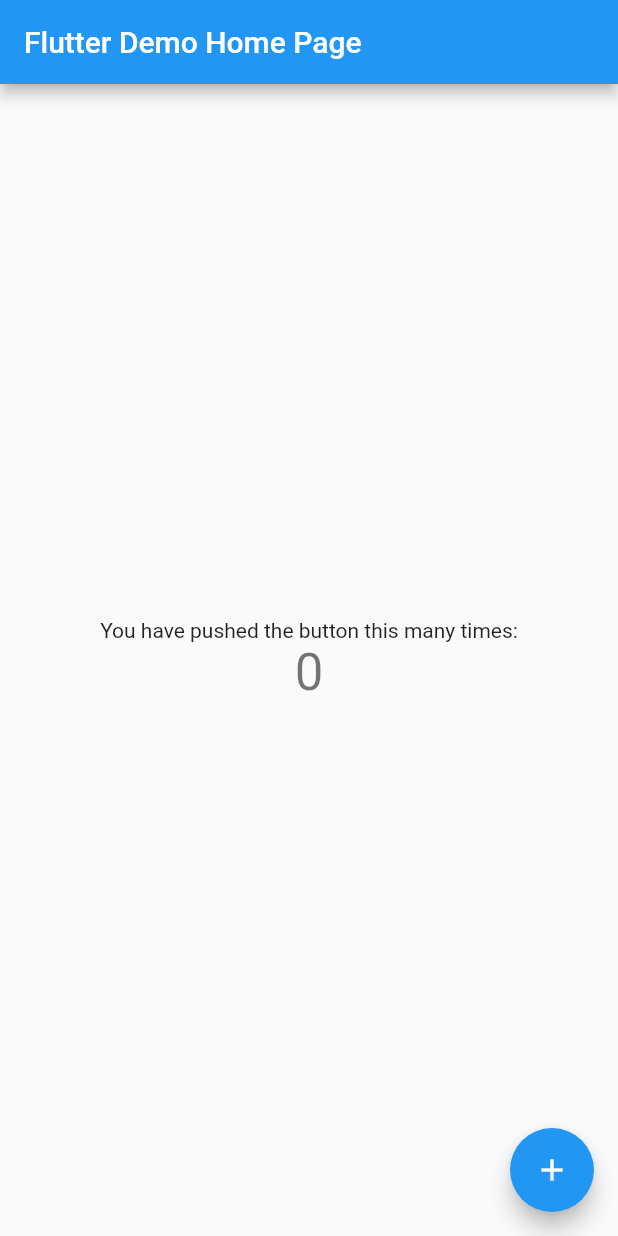
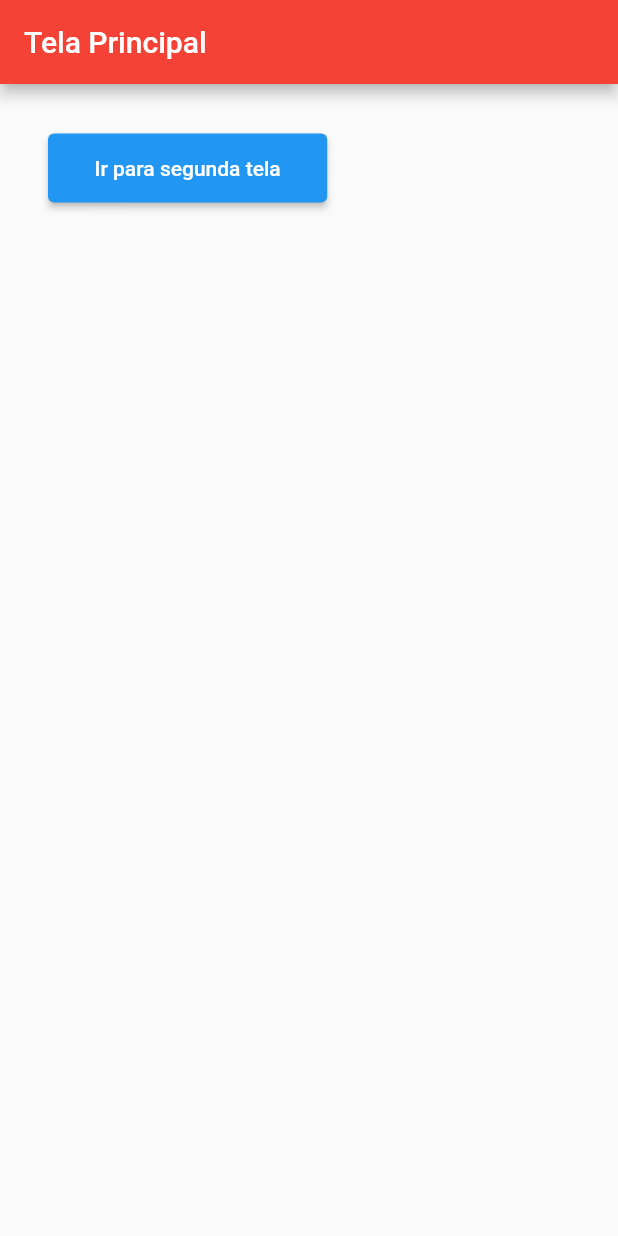
Before and after one commit to AndreyCesarVilacha/navegacao-flutter, a Flutter app: the screen it shows after launch, on a phone screen of 412 x 824 dp. Run offline on Flutter 3.47's test engine with Material 2 defaults, Android fonts, the phone set to English and light mode, and no system bars.

```diff
--- a/lib/main.dart
+++ b/lib/main.dart
@@ -1,113 +1,45 @@
 import 'package:flutter/material.dart';
+import 'package:navegacao/TelaSecundaria.dart';
 
 void main() {
-  runApp(MyApp());
+  runApp(MaterialApp(
+    home: TelaPrincipal(),
+  ));
 }
 
-class MyApp extends StatelessWidget {
-  // This widget is the root of your application.
+class TelaPrincipal extends StatefulWidget {
+  const TelaPrincipal({Key? key}) : super(key: key);
+
+  @override
+  _TelaPrincipalState createState() => _TelaPrincipalState();
+}
+
+class _TelaPrincipalState extends State<TelaPrincipal> {
   @override
   Widget build(BuildContext context) {
-    return MaterialApp(
-      title: 'Flutter Demo',
-      theme: ThemeData(
-        // This is the theme of your application.
-        //
-        // Try running your application with "flutter run". You'll see the
-        // application has a blue toolbar. Then, without quitting the app, try
-        // changing the primarySwatch below to Colors.green and then invoke
-        // "hot reload" (press "r" in the console where you ran "flutter run",
-        // or simply save your changes to "hot reload" in a Flutter IDE).
-        // Notice that the counter didn't reset back to zero; the application
-        // is not restarted.
-        primarySwatch: Colors.blue,
+    return Scaffold(
+      appBar: AppBar(
+        title: Text("Tela Principal"),
+        backgroundColor: Colors.red,
       ),
-      home: MyHomePage(title: 'Flutter Demo Home Page'),
+      body: Container(
+          padding: EdgeInsets.all(32),
+          child: Column(
+            children: [
+              ElevatedButton(
+                onPressed: () {
+                  Navigator.push(
+                    context,
+                    MaterialPageRoute(builder: (context) => TelaSecundaria()),
+                  );
+                },
+                child: Padding(
+                  padding: EdgeInsets.all(15),
+                  child: Text("Ir para segunda tela"),
+                ),
+              ),
+            ],
+          )),
     );
   }
 }
-
-class MyHomePage extends StatefulWidget {
-  MyHomePage({Key? key, required this.title}) : super(key: key);
-
-  // This widget is the home page of your application. It is stateful, meaning
-  // that it has a State object (defined below) that contains fields that affect
-  // how it looks.
-
-  // This class is the configuration for the state. It holds the values (in this
-  // case the title) provided by the parent (in this case the App widget) and
-  // used by the build method of the State. Fields in a Widget subclass are
-  // always marked "final".
-
-  final String title;
-
-  @override
-  _MyHomePageState createState() => _MyHomePageState();
-}
-
-class _MyHomePageState extends State<MyHomePage> {
-  int _counter = 0;
-
-  void _incrementCounter() {
-    setState(() {
-      // This call to setState tells the Flutter framework that something has
-      // changed in this State, which causes it to rerun the build method below
-      // so that the display can reflect the updated values. If we changed
-      // _counter without calling setState(), then the build method would not be
-      // called again, and so nothing would appear to happen.
-      _counter++;
-    });
-  }
-
-  @override
-  Widget build(BuildContext context) {
-    // This method is rerun every time setState is called, for instance as done
-    // by the _incrementCounter method above.
-    //
-    // The Flutter framework has been optimized to make rerunning build methods
-    // fast, so that you can just rebuild anything that needs updating rather
-    // than having to individually change instances of widgets.
-    return Scaffold(
-      appBar: AppBar(
-        // Here we take the value from the MyHomePage object that was created by
-        // the App.build method, and use it to set our appbar title.
-        title: Text(widget.title),
-      ),
-      body: Center(
-        // Center is a layout widget. It takes a single child and positions it
-        // in the middle of the parent.
-        child: Column(
-          // Column is also a layout widget. It takes a list of children and
-          // arranges them vertically. By default, it sizes itself to fit its
-          // children horizontally, and tries to be as tall as its parent.
-          //
-          // Invoke "debug painting" (press "p" in the console, choose the
-          // "Toggle Debug Paint" action from the Flutter Inspector in Android
-          // Studio, or the "Toggle Debug Paint" command in Visual Studio Code)
-          // to see the wireframe for each widget.
-          //
-          // Column has various properties to control how it sizes itself and
-          // how it positions its children. Here we use mainAxisAlignment to
-          // center the children vertically; the main axis here is the vertical
-          // axis because Columns are vertical (the cross axis would be
-          // horizontal).
-          mainAxisAlignment: MainAxisAlignment.center,
-          children: <Widget>[
-            Text(
-              'You have pushed the button this many times:',
-            ),
-            Text(
-              '$_counter',
-              style: Theme.of(context).textTheme.headline4,
-            ),
-          ],
-        ),
-      ),
-      floatingActionButton: FloatingActionButton(
-        onPressed: _incrementCounter,
-        tooltip: 'Increment',
-        child: Icon(Icons.add),
-      ), // This trailing comma makes auto-formatting nicer for build methods.
-    );
-  }
-}
```
Also changed, not shown: lib/TelaSecundaria.dart (added, +37 -0 lines), 1 other file.
